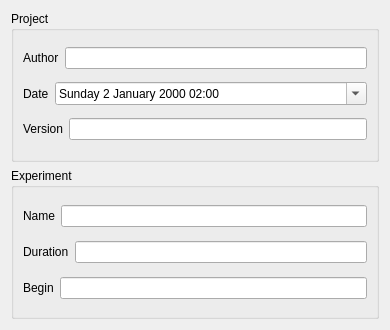
Qt form src/vle/gvle/filevpzproject.ui (vle-forge/vle) before a commit.
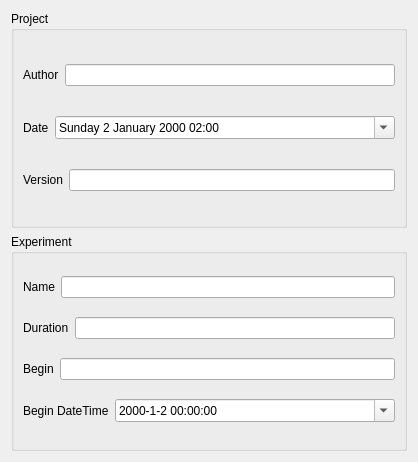
The same form after that commit.

Commit message:
gvle: add julian date support
In order to set the begin time according to a julian date, a new field
is provided inside the project tab.
(closes #228)

Diff of the .ui file:
```diff
--- a/src/vle/gvle/filevpzproject.ui
+++ b/src/vle/gvle/filevpzproject.ui
@@ -6,8 +6,8 @@
    <rect>
     <x>0</x>
     <y>0</y>
-    <width>390</width>
-    <height>330</height>
+    <width>418</width>
+    <height>462</height>
    </rect>
   </property>
   <property name="contextMenuPolicy">
@@ -170,6 +170,50 @@
         </item>
        </layout>
       </item>
+      <item>
+       <layout class="QHBoxLayout" name="horizontalLayout_4">
+        <item>
+         <widget class="QLabel" name="label_4">
+          <property name="text">
+           <string>Begin DateTime</string>
+          </property>
+         </widget>
+        </item>
+        <item>
+         <widget class="QDateTimeEdit" name="beginDateTimeEdit">
+          <property name="sizePolicy">
+           <sizepolicy hsizetype="Expanding" vsizetype="Fixed">
+            <horstretch>0</horstretch>
+            <verstretch>0</verstretch>
+           </sizepolicy>
+          </property>
+          <property name="dateTime">
+           <datetime>
+            <hour>0</hour>
+            <minute>0</minute>
+            <second>0</second>
+            <year>2000</year>
+            <month>1</month>
+            <day>2</day>
+           </datetime>
+          </property>
+          <property name="time">
+           <time>
+            <hour>0</hour>
+            <minute>0</minute>
+            <second>0</second>
+           </time>
+          </property>
+          <property name="displayFormat">
+           <string>yyyy-M-d hh:mm:ss</string>
+          </property>
+          <property name="calendarPopup">
+           <bool>true</bool>
+          </property>
+         </widget>
+        </item>
+       </layout>
+      </item>
      </layout>
     </widget>
    </item>
```
The commit also changes 5 other files.
